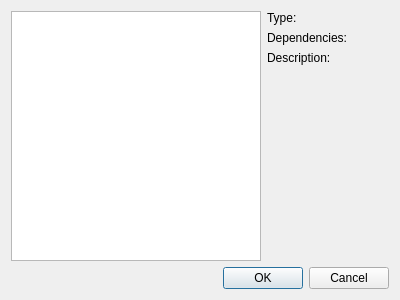
First picture: the form in src/pluginswindow.ui, repository opencor/opencor, before the edit.
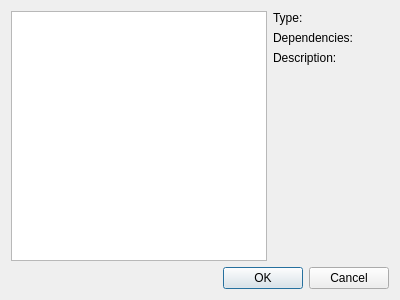
Second picture: the form after the edit.

Commit message: Refined the plugins window. Getting there... with a first 'draft' of it...

Patch:
```diff
--- a/src/pluginswindow.ui
+++ b/src/pluginswindow.ui
@@ -24,6 +24,8 @@
       </widget>
      </item>
      <item>
+      <layout class="QVBoxLayout" name="rightVerticalLayout">
+       <item>
       <layout class="QFormLayout" name="detailsFormLayout">
        <property name="fieldGrowthPolicy">
         <enum>QFormLayout::AllNonFixedFieldsGrow</enum>
@@ -47,6 +49,9 @@
          <property name="text">
           <string>Dependencies:</string>
          </property>
+           <property name="alignment">
+            <set>Qt::AlignLeading|Qt::AlignLeft|Qt::AlignTop</set>
+           </property>
         </widget>
        </item>
        <item row="2" column="1">
@@ -61,6 +66,9 @@
          <property name="text">
           <string>Description:</string>
          </property>
+           <property name="alignment">
+            <set>Qt::AlignLeading|Qt::AlignLeft|Qt::AlignTop</set>
+           </property>
         </widget>
        </item>
        <item row="3" column="1">
@@ -73,7 +81,9 @@
          </property>
         </widget>
        </item>
-       <item row="4" column="1">
+        </layout>
+       </item>
+       <item>
         <spacer name="horizontalSpacer">
          <property name="orientation">
           <enum>Qt::Horizontal</enum>
```
Lines whose indentation alone changed are shown as unchanged. The commit also changes 1 other file.
